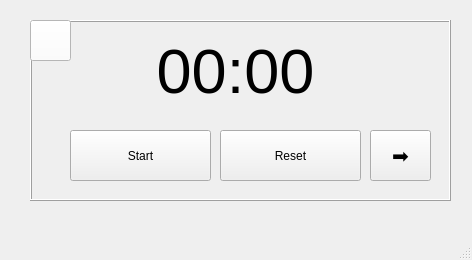
Above: ui/mainwindow.ui from TiagoSBO/qt-pomodoro-timer before the change. Below: the same form after it.
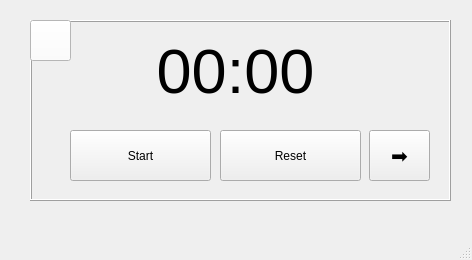
That is the form after the change. Icons and pictures are not drawn.

Commit message: style: Changed Screens, buttons and SpinBoxes.

Diff of the .ui file:
```diff
--- a/ui/mainwindow.ui
+++ b/ui/mainwindow.ui
@@ -106,9 +106,12 @@
      </property>
     </widget>
     <widget class="QPushButton" name="button_skip">
+     <property name="enabled">
+      <bool>true</bool>
+     </property>
      <property name="geometry">
       <rect>
-       <x>340</x>
+       <x>339</x>
        <y>110</y>
        <width>61</width>
        <height>51</height>
```
Left out of the diff: 2 changed lines with no effect on the pictures. The commit also changes 1 other file.
